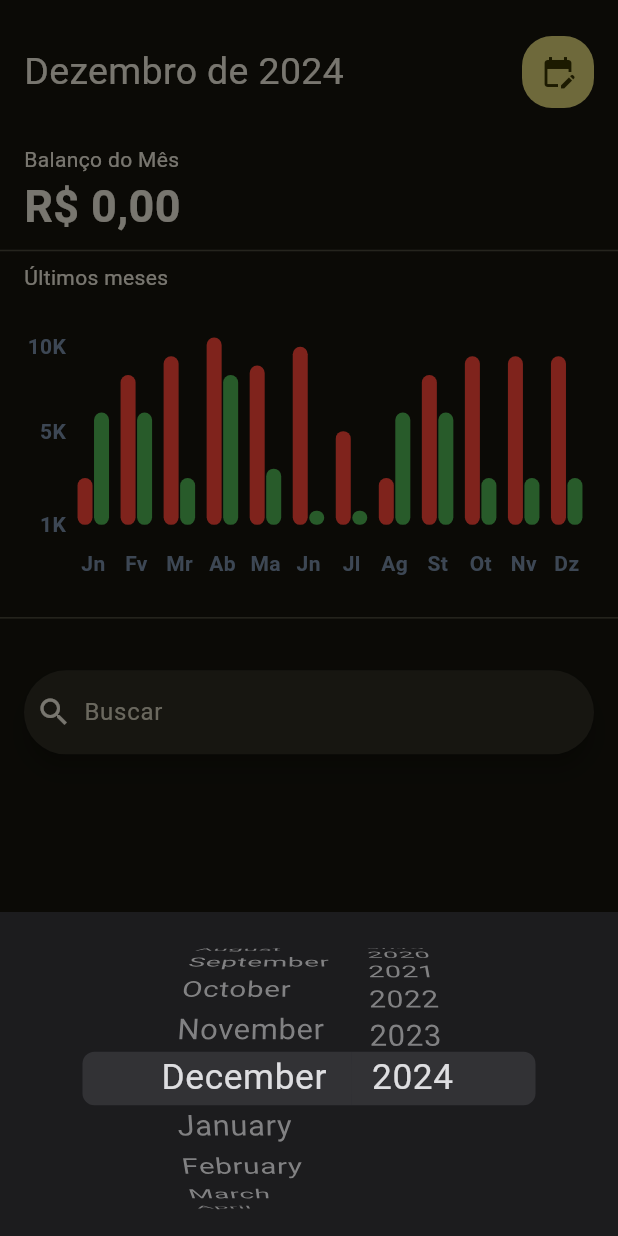
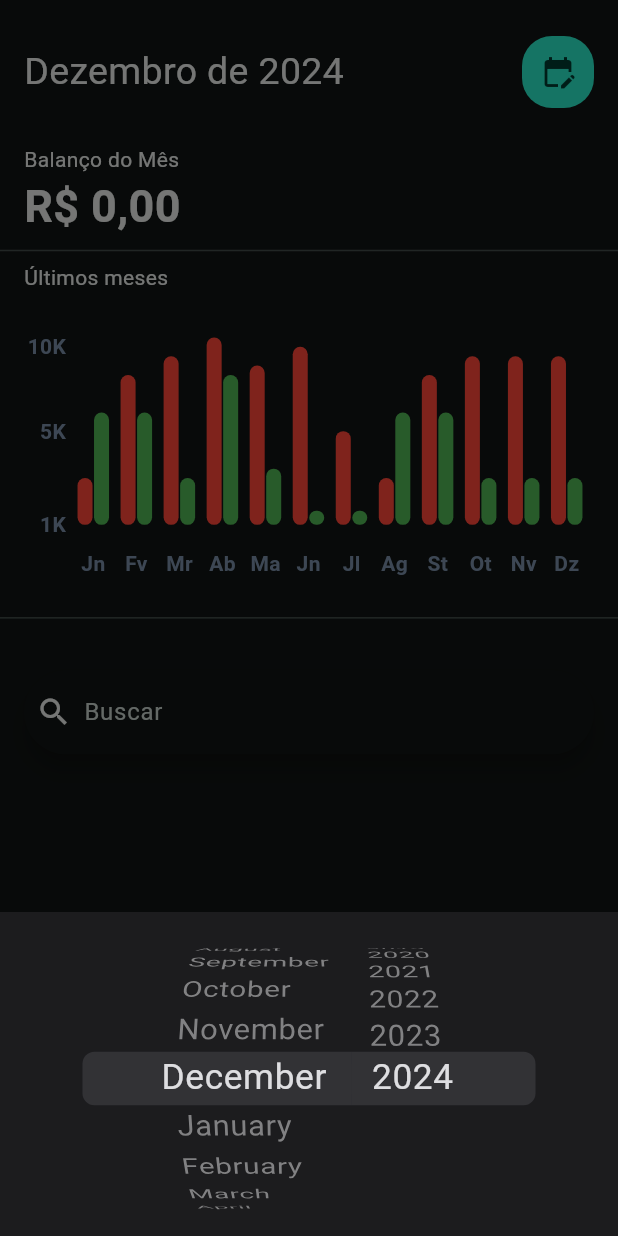
Before and after one commit to AlveZs/money-tracker, a Flutter app: the screen it shows after launch, after a tap on the "edit calendar" icon, on a phone screen of 412 x 824 dp. Run offline on Flutter 3.47's test engine with Material 3 defaults, Android fonts, the phone set to English and light mode, and no system bars; drawn by our look-alikes of fl_chart; our stand-ins replace material_color_utilities, shared_preferences, skeletonizer.

Commit message:
feat(theme): add custom theme

```diff
--- /dev/null
+++ b/lib/core/configs/app_theme.dart
@@ -0,0 +1,170 @@
+import 'package:flutter/material.dart';
+import 'package:material_color_utilities/material_color_utilities.dart';
+
+@immutable
+class CustomTheme extends ThemeExtension<CustomTheme> {
+  const CustomTheme({
+    this.primaryColor = const Color(0x00D3B4),
+    this.tertiaryColor = const Color(0x6E95B1),
+    this.neutralColor = const Color(0x8E918F),
+  });
+
+  final Color primaryColor;
+  final Color tertiaryColor;
+  final Color neutralColor;
+
+  Scheme _schemeLight() {
+    final base = CorePalette.of(primaryColor.value);
+    final primary = base.primary;
+    final tertiary = CorePalette.of(tertiaryColor.value).primary;
+    final neutral = CorePalette.of(neutralColor.value).neutral;
+    return Scheme(
+      primary: primary.get(40),
+      onPrimary: primary.get(100),
+      primaryContainer: primary.get(90),
+      onPrimaryContainer: primary.get(10),
+      secondary: base.secondary.get(40),
+      onSecondary: base.secondary.get(100),
+      secondaryContainer: base.secondary.get(90),
+      onSecondaryContainer: base.secondary.get(10),
+      tertiary: tertiary.get(40),
+      onTertiary: tertiary.get(100),
+      tertiaryContainer: tertiary.get(90),
+      onTertiaryContainer: tertiary.get(10),
+      error: base.error.get(40),
+      onError: base.error.get(100),
+      errorContainer: base.error.get(90),
+      onErrorContainer: base.error.get(10),
+      background: neutral.get(98),
+      onBackground: neutral.get(6),
+      surface: neutral.get(99),
+      onSurface: neutral.get(10),
+      outline: base.neutralVariant.get(50),
+      outlineVariant: base.neutralVariant.get(80),
+      surfaceVariant: base.neutralVariant.get(90),
+      onSurfaceVariant: base.neutralVariant.get(30),
+      shadow: neutral.get(0),
+      scrim: neutral.get(0),
+      inverseSurface: neutral.get(20),
+      inverseOnSurface: neutral.get(95),
+      inversePrimary: primary.get(40),
+    );
+  }
+
+  Scheme _schemeDark() {
+    final base = CorePalette.of(primaryColor.value);
+    final primary = base.primary;
+    final tertiary = CorePalette.of(tertiaryColor.value).primary;
+    final neutral = CorePalette.of(neutralColor.value).neutral;
+    return Scheme(
+      primary: primary.get(80),
+      onPrimary: primary.get(20),
+      primaryContainer: primary.get(30),
+      onPrimaryContainer: primary.get(90),
+      secondary: base.secondary.get(80),
+      onSecondary: base.secondary.get(20),
+      secondaryContainer: base.secondary.get(30),
+      onSecondaryContainer: base.secondary.get(90),
+      tertiary: tertiary.get(80),
+      onTertiary: tertiary.get(20),
+      tertiaryContainer: tertiary.get(30),
+      onTertiaryContainer: tertiary.get(90),
+      surface: neutral.get(6),
+      onSurface: neutral.get(90),
+      background: neutral.get(6),
+      onBackground: neutral.get(90),
+      error: base.error.get(80),
+      onError: base.error.get(20),
+      errorContainer: base.error.get(30),
+      onErrorContainer: base.error.get(90),
+      outline: base.neutralVariant.get(60),
+      outlineVariant: base.neutralVariant.get(30),
+      surfaceVariant: base.neutralVariant.get(30),
+      onSurfaceVariant: base.neutralVariant.get(80),
+      shadow: neutral.get(0),
+      scrim: neutral.get(0),
+      inverseSurface: neutral.get(90),
+      inverseOnSurface: neutral.get(20),
+      inversePrimary: primary.get(40),
+    );
+  }
+
+  ThemeData _base(final ColorScheme colorScheme) {
+    return ThemeData(
+      useMaterial3: true,
+      extensions: [this],
+      colorScheme: colorScheme,
+      visualDensity: VisualDensity.adaptivePlatformDensity,
+      cardTheme: CardTheme(color: colorScheme.surfaceContainerHighest),
+    );
+  }
+
+  ThemeData toThemeData() {
+    final colorScheme = _schemeLight().toColorScheme(Brightness.light);
+    return _base(colorScheme).copyWith(brightness: colorScheme.brightness);
+  }
+
+  ThemeData toThemeDataDark() {
+    final colorScheme = _schemeDark().toColorScheme(Brightness.dark);
+    return _base(colorScheme).copyWith(brightness: colorScheme.brightness);
+  }
+
+  @override
+  ThemeExtension<CustomTheme> copyWith({
+    Color? primaryColor,
+    Color? tertiaryColor,
+    Color? neutralColor,
+  }) {
+    return CustomTheme(
+      primaryColor: primaryColor ?? this.primaryColor,
+      tertiaryColor: tertiaryColor ?? this.tertiaryColor,
+      neutralColor: neutralColor ?? this.neutralColor,
+    );
+  }
+
+  @override
+  ThemeExtension<CustomTheme> lerp(
+      covariant ThemeExtension<CustomTheme>? other, double t) {
+    if (other is! CustomTheme) return this;
+    return CustomTheme(
+      primaryColor: Color.lerp(primaryColor, other.primaryColor, t)!,
+      tertiaryColor: Color.lerp(tertiaryColor, other.tertiaryColor, t)!,
+      neutralColor: Color.lerp(neutralColor, other.neutralColor, t)!,
+    );
+  }
+}
+
+extension on Scheme {
+  ColorScheme toColorScheme(Brightness brightness) {
+    return ColorScheme(
+      primary: Color(primary),
+      onPrimary: Color(onPrimary),
+      primaryContainer: Color(primaryContainer),
+      onPrimaryContainer: Color(onPrimaryContainer),
+      secondary: Color(secondary),
+      onSecondary: Color(onSecondary),
+      secondaryContainer: Color(secondaryContainer),
+      onSecondaryContainer: Color(onSecondaryContainer),
+      tertiary: Color(tertiary),
+      onTertiary: Color(onTertiary),
+      tertiaryContainer: Color(tertiaryContainer),
+      onTertiaryContainer: Color(onTertiaryContainer),
+      error: Color(error),
+      onError: Color(onError),
+      errorContainer: Color(errorContainer),
+      onErrorContainer: Color(onErrorContainer),
+      outline: Color(outline),
+      outlineVariant: Color(outlineVariant),
+      surface: Color(surface),
+      onSurface: Color(onSurface),
+      onSurfaceVariant: Color(onSurfaceVariant),
+      inverseSurface: Color(inverseSurface),
+      onInverseSurface: Color(inverseOnSurface),
+      inversePrimary: Color(inversePrimary),
+      shadow: Color(shadow),
+      scrim: Color(scrim),
+      surfaceTint: Color(primary),
+      brightness: brightness,
+    );
+  }
+}
--- a/lib/main.dart
+++ b/lib/main.dart
@@ -8,6 +8,8 @@ import 'package:money_tracker/common/widgets/styled_bottom_nav.dart';
 import 'package:money_tracker/presentation/provider/money_tx_provider.dart';
 import 'package:provider/provider.dart';
 import 'package:shared_preferences/shared_preferences.dart';
+
+import 'core/configs/app_theme.dart';
 
 late SharedPreferences sharedPref;
 
@@ -26,6 +28,8 @@ class MainApp extends StatelessWidget {
 
   @override
   Widget build(BuildContext context) {
+    const theme = CustomTheme();
+
     return MultiProvider(
       providers: [
         ChangeNotifierProvider(
@@ -43,15 +47,8 @@ class MainApp extends StatelessWidget {
           Locale('en'),
           Locale('pt'),
         ],
-        theme: ThemeData(
-          useMaterial3: true,
-          colorSchemeSeed: const Color.fromRGBO(86, 80, 14, 171),
-        ),
-        darkTheme: ThemeData(
-          useMaterial3: true,
-          brightness: Brightness.dark,
-          colorSchemeSeed: const Color.fromRGBO(86, 80, 14, 171),
-        ),
+        theme: theme.toThemeData(),
+        darkTheme: theme.toThemeDataDark(),
         themeMode: ThemeMode.dark,
         home: const Scaffold(
           body: SafeArea(child: HomePage()),
--- a/pubspec.yaml
+++ b/pubspec.yaml
@@ -17,6 +17,7 @@ dependencies:
   shared_preferences: ^2.3.3
   provider: ^6.1.2
   uuid: ^4.5.1
+  material_color_utilities: ^0.8.0
 
 dev_dependencies:
   flutter_test:
```
Also changed, not shown: pubspec.lock.
